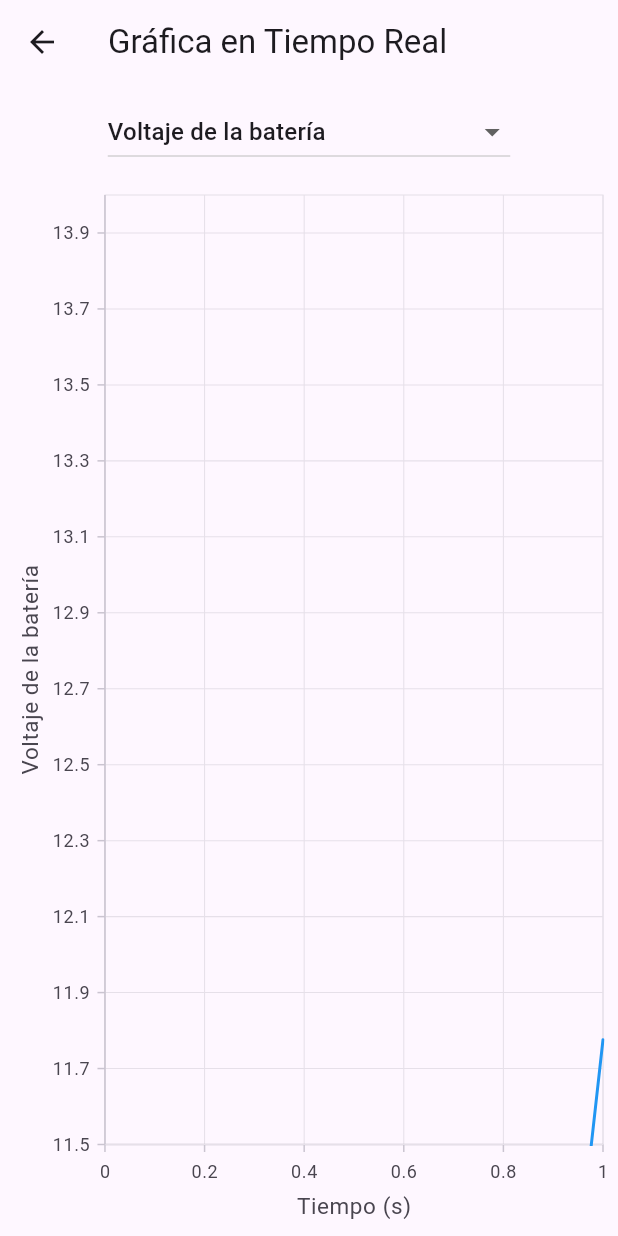
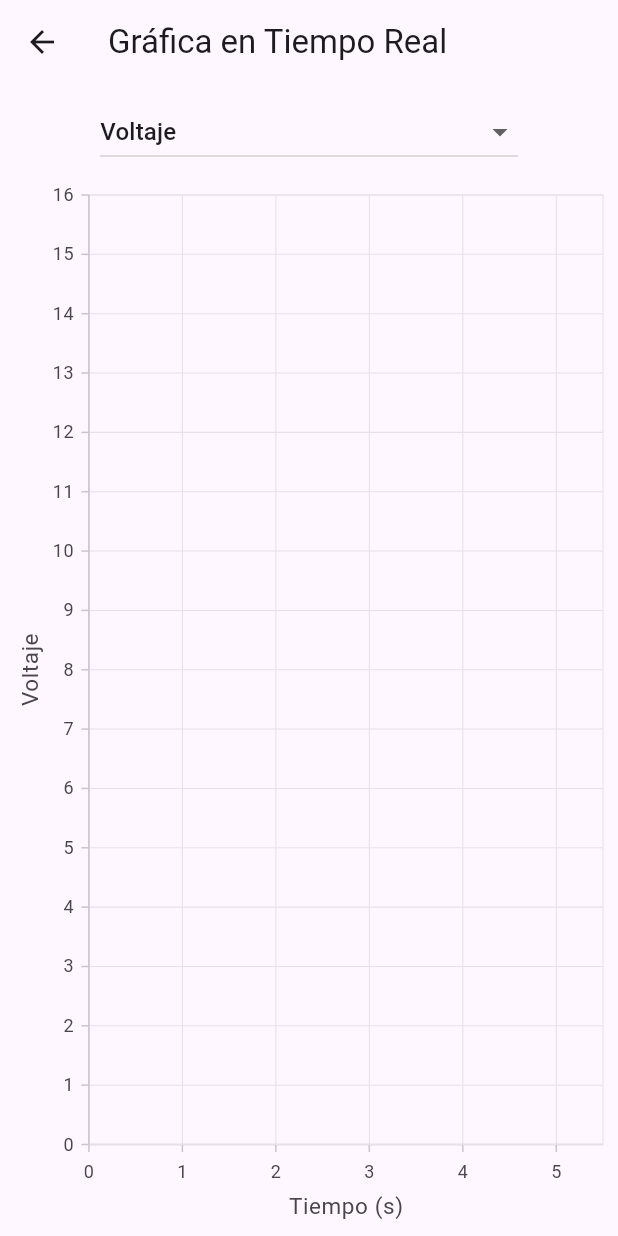
Before and after one commit to Dransil/proyecto_auto, a Flutter app: the RealTimeLineChart screen opened directly, on a phone screen of 412 x 824 dp. Run offline on Flutter 3.47's test engine with Material 3 defaults, Android fonts, the phone set to English and light mode, and no system bars; our stand-ins replace firebase_auth, firebase_core, firebase_database, fl_chart, font_awesome_flutter, syncfusion_flutter_charts and 1 more; accounts and stored records are empty.

Commit message:
line charts con firebase

```diff
--- a/lib/main.dart
+++ b/lib/main.dart
@@ -1,6 +1,7 @@
 import 'package:firebase_core/firebase_core.dart';
 import 'package:flutter/material.dart';
 import 'package:proyecto_auto/pages/dashboard_page.dart';
+import 'package:proyecto_auto/pages/graphs_page.dart';
 import 'package:proyecto_auto/pages/home_page.dart';
 import 'package:proyecto_auto/pages/login_page.dart';
 import 'package:proyecto_auto/pages/nc.dart';
@@ -18,7 +19,7 @@
     return MaterialApp(
       title: 'Flutter Login',
       theme: ThemeData(primarySwatch: Colors.blue),
-      home: SpeedometerPage(),
+      home: RealTimeLineChart(),
     );
   }
 }
--- a/lib/pages/graphs_page.dart
+++ b/lib/pages/graphs_page.dart
@@ -1,6 +1,5 @@
-import 'dart:async';
-import 'dart:math';
 import 'package:flutter/material.dart';
+import 'package:firebase_database/firebase_database.dart';
 import 'package:syncfusion_flutter_charts/charts.dart';
 
 class RealTimeLineChart extends StatefulWidget {
@@ -10,84 +9,57 @@ class RealTimeLineChart extends StatefulWidget {
 
 class _RealTimeLineChartState extends State<RealTimeLineChart> {
   List<ChartData> chartData = [];
-  late Timer _timer;
-  int timeCounter = 0;
-  final Random _random = Random();
-  String selectedChart = 'Voltaje de la batería'; // Opción inicial seleccionada
+  late DatabaseReference _databaseRef;
+  String selectedChart = '/Sensores/Voltaje'; // Opción inicial seleccionada
 
   @override
   void initState() {
     super.initState();
-
-    // Inicializar con un punto inicial
-    chartData = [ChartData(0, 0)];
-
-    // Timer para actualizar los datos cada segundo
-    _timer = Timer.periodic(Duration(seconds: 1), (timer) {
-      setState(() {
-        timeCounter++;
-
-        // Generar valores según la métrica seleccionada
-        double newValue = _generateDataForSelectedChart();
-
-        chartData.add(ChartData(timeCounter, newValue));
-
-        if (chartData.length > 500) {
-          chartData.removeAt(0);
-        }
-      });
-    });
+    _databaseRef = FirebaseDatabase.instance.ref();
+    _setupDatabaseListener();
   }
 
-  @override
-  void dispose() {
-    _timer.cancel();
-    super.dispose();
-  }
-
-  // Método para generar datos simulados según la métrica seleccionada
-  double _generateDataForSelectedChart() {
-    switch (selectedChart) {
-      case 'Voltaje de la batería':
-        return 11.5 + _random.nextDouble() * 2.5; // Rango: 11.5V a 14.0V
-      case 'Revoluciones por minuto':
-        return 800 + _random.nextDouble() * 6200; // Rango: 800 a 7000 RPM
-      case 'Velocidad del vehículo':
-        return _random.nextDouble() * 220; // Rango: 0 a 220 km/h
-      case 'Posición del acelerador':
-        return _random.nextDouble() * 100; // Rango: 0% a 100%
-      case 'Temperatura del refrigerante':
-        return 70 + _random.nextDouble() * 50; // Rango: 70°C a 120°C
-      case 'Temperatura del aire de admisión':
-        return 10 + _random.nextDouble() * 40; // Rango: 10°C a 50°C
-      case 'Carga del motor':
-        return _random.nextDouble() * 100; // Rango: 0% a 100%
-      case 'Avance de encendido':
-        return -10 + _random.nextDouble() * 40; // Rango: -10° a 30°
-      default:
-        return 0.0;
-    }
+  // Método para configurar el listener de Firebase
+  void _setupDatabaseListener() {
+    _databaseRef.child(selectedChart).onValue.listen((event) {
+      final data = event.snapshot.value;
+      if (data != null) {
+        final double newValue = double.tryParse(data.toString()) ?? 0.0;
+        setState(() {
+          chartData.add(ChartData(chartData.length, newValue));
+          if (chartData.length > 5000) {
+            chartData.removeAt(0); // Limitar el número de puntos en el gráfico
+          }
+        });
+      }
+    });
   }
 
   // Método para obtener el rango máximo según la métrica seleccionada
   double _getYAxisMax() {
     switch (selectedChart) {
-      case 'Voltaje de la batería':
-        return 14.0;
-      case 'Revoluciones por minuto':
-        return 7000;
-      case 'Velocidad del vehículo':
-        return 220;
-      case 'Posición del acelerador':
-        return 100;
-      case 'Temperatura del refrigerante':
-        return 120;
-      case 'Temperatura del aire de admisión':
-        return 50;
-      case 'Carga del motor':
-        return 100;
-      case 'Avance de encendido':
-        return 30;
+      case '/Sensores/Voltaje':
+        return 16; // Rango máximo para velocidad del vehículo
+      case '/Sensores/RPM':
+        return 7000; // Rango máximo para RPM
+      case '/Sensores/Carga del motor':
+        return 100; // Rango máximo para carga del motor
+      case '/Sensores/Consumo instantáneo combustible':
+        return 50; // Rango máximo para consumo de combustible
+      case '/Sensores/Posición acelerador':
+        return 100; // Rango máximo para posición del acelerador
+      case '/Sensores/Presión colector admisión':
+        return 100; // Rango máximo para presión del colector de admisión
+      case '/Sensores/Presión combustible':
+        return 100; // Rango máximo para presión de combustible
+      case '/Sensores/Sensor MAP':
+        return 100; // Rango máximo para sensor MAP
+      case '/Sensores/Temperatura aceite':
+        return 120; // Rango máximo para temperatura del aceite
+      case '/Sensores/Temperatura refrigerante':
+        return 120; // Rango máximo para temperatura del refrigerante
+      case '/Sensores/Tiempo de encendido':
+        return 30; // Rango máximo para tiempo de encendido
       default:
         return 0.0;
     }
@@ -96,22 +68,28 @@ class _RealTimeLineChartState extends State<RealTimeLineChart> {
   // Método para obtener el rango mínimo según la métrica seleccionada
   double _getYAxisMin() {
     switch (selectedChart) {
-      case 'Voltaje de la batería':
-        return 11.5;
-      case 'Revoluciones por minuto':
-        return 800;
-      case 'Velocidad del vehículo':
-        return 0;
-      case 'Posición del acelerador':
-        return 0;
-      case 'Temperatura del refrigerante':
-        return 70;
-      case 'Temperatura del aire de admisión':
-        return 10;
-      case 'Carga del motor':
-        return 0;
-      case 'Avance de encendido':
-        return -10;
+      case '/Sensores/Voltaje':
+        return 0; // Rango mínimo para velocidad del vehículo
+      case '/Sensores/RPM':
+        return 0; // Rango mínimo para RPM
+      case '/Sensores/Carga del motor':
+        return 0; // Rango mínimo para carga del motor
+      case '/Sensores/Consumo instantáneo combustible':
+        return 0; // Rango mínimo para consumo de combustible
+      case '/Sensores/Posición acelerador':
+        return 0; // Rango mínimo para posición del acelerador
+      case '/Sensores/Presión colector admisión':
+        return 0; // Rango mínimo para presión del colector de admisión
+      case '/Sensores/Presión combustible':
+        return 0; // Rango mínimo para presión de combustible
+      case '/Sensores/Sensor MAP':
+        return 0; // Rango mínimo para sensor MAP
+      case '/Sensores/Temperatura aceite':
+        return 0; // Rango mínimo para temperatura del aceite
+      case '/Sensores/Temperatura refrigerante':
+        return 0; // Rango mínimo para temperatura del refrigerante
+      case '/Sensores/Tiempo de encendido':
+        return -10; // Rango mínimo para tiempo de encendido
       default:
         return 0.0;
     }
@@ -131,23 +109,26 @@ class _RealTimeLineChartState extends State<RealTimeLineChart> {
             child: DropdownButton<String>(
               value: selectedChart,
               items: <String>[
-                'Voltaje de la batería',
-                'Revoluciones por minuto',
-                'Velocidad del vehículo',
-                'Posición del acelerador',
-                'Temperatura del refrigerante',
-                'Temperatura del aire de admisión',
-                'Carga del motor',
-                'Avance de encendido',
+                '/Sensores/Voltaje',
+                '/Sensores/RPM',
+                '/Sensores/Carga del motor',
+                '/Sensores/Consumo instantáneo combustible',
+                '/Sensores/Posición acelerador',
+                '/Sensores/Presión colector admisión',
+                '/Sensores/Presión combustible',
+                '/Sensores/Sensor MAP',
+                '/Sensores/Temperatura aceite',
+                '/Sensores/Temperatura refrigerante',
+                '/Sensores/Tiempo de encendido',
               ].map((String value) => DropdownMenuItem<String>(
                     value: value,
-                    child: Text(value),
+                    child: Text(value.replaceAll('/Sensores/', '')), // Mostrar nombre sin "/Sensores/"
                   )).toList(),
               onChanged: (String? newValue) {
                 setState(() {
                   selectedChart = newValue!;
                   chartData.clear(); // Reiniciar datos al cambiar métrica
-                  timeCounter = 0;
+                  _setupDatabaseListener(); // Configurar listener para la nueva métrica
                 });
               },
             ),
@@ -162,7 +143,7 @@ class _RealTimeLineChartState extends State<RealTimeLineChart> {
                   autoScrollingDelta: 10,
                 ),
                 primaryYAxis: NumericAxis(
-                  title: AxisTitle(text: selectedChart),
+                  title: AxisTitle(text: selectedChart.replaceAll('/Sensores/', '')),
                   minimum: _getYAxisMin(),
                   maximum: _getYAxisMax(),
                 ),
@@ -190,3 +171,23 @@ class ChartData {
 
   ChartData(this.x, this.y);
 }
+// /Sensores/Vel vehículo -
+// /Sensores/RPM -
+// /Sensores/Carga del motor -
+// /Sensores/Consumo instantáneo combustible
+// /Sensores/Posición acelerador -
+// /Sensores/Presión colector admisión -
+// /Sensores/Presión combustible
+// /Sensores/Sensor MAP
+// /Sensores/Temperatura aceite
+// /Sensores/Temperatura refrigerante -
+// /Sensores/Tiempo de encendido -
+
+// '/Sensores/Voltaje',
+// '/Sensores/RPM',
+// '/Sensores/Vel vehículo',
+// '/Sensores/Posición acelerador',
+// '/Sensores/Temperatura refrigerante',
+// '/Sensores/Presión colector admisión',
+// '/Sensores/Carga del motor',
+// '/Sensores/Tiempo de encendido',
```
